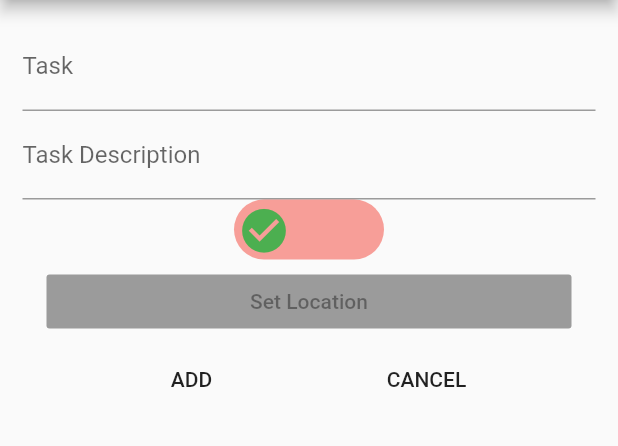
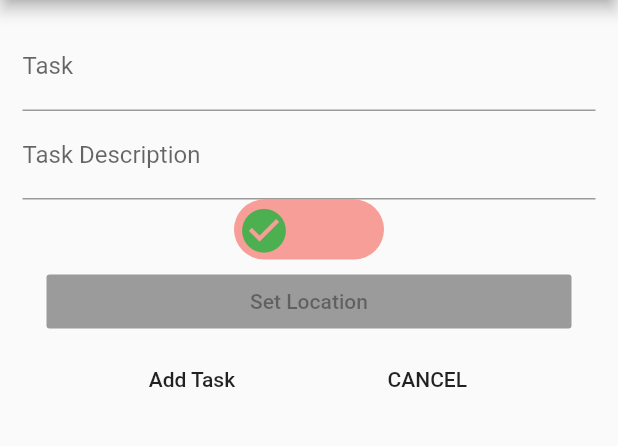
Before and after one commit to abhikedia/RemindME, a Flutter app: the screen it shows after launch, after a tap on the "add" icon, on a phone screen of 412 x 824 dp, the part 84-530 px from its top. Run offline on Flutter 3.47's test engine with Material 2 defaults, Android fonts, the phone set to English and light mode, and no system bars; our stand-ins replace google_maps_flutter, location, sqflite; accounts and stored records are empty.

Commit message:
Database schema updated.

```diff
--- a/lib/addTask.dart
+++ b/lib/addTask.dart
@@ -3,6 +3,7 @@ import 'package:flutter/material.dart';
 import './utils/database_helper.dart';
 import './model/task.dart';
 import './utils/maps.dart';
+import './main.dart';
 
 class AddTask extends StatefulWidget {
   @override
@@ -13,33 +14,27 @@ class _AddTaskState extends State<AddTask> {
   TextEditingController controller = TextEditingController();
   TextEditingController controller1 = TextEditingController();
   final formKey = new GlobalKey<FormState>();
+  var dbHelper;
   String task;
+
+  // ignore: non_constant_identifier_names
   String task_description;
-  int count = 0;
-  var dbHelper;
-  bool isUpdating;
+  double lat = 0.0;
+  double long = 0.0;
+  int location = 0;
 
   @override
   void initState() {
     super.initState();
     dbHelper = DatabaseHelper();
-    isUpdating = false;
   }
+
   bool toggleValue = false;
 
   @override
   Widget build(BuildContext context) {
+    var _onPressed;
 
-  var _onPressed;
-  if(toggleValue)
-  {
-    _onPressed =() {
-      Navigator.push(
-        context,
-        MaterialPageRoute(builder: (context) => MyApp()),
-      );
-    };
-  }
     return Scaffold(
         appBar: new AppBar(
           title: Text("RemindME"),
@@ -122,13 +117,11 @@ class _AddTaskState extends State<AddTask> {
                     children: <Widget>[
                       FlatButton(
                         onPressed: validate,
-                        child: Text(isUpdating ? 'UPDATE' : 'ADD'),
+                        child: Text("Add Task"),
                       ),
                       FlatButton(
                         onPressed: () {
-                          setState(() {
-                            isUpdating = false;
-                          });
+                          setState(() {});
                           clearName();
                         },
                         child: Text('CANCEL'),
@@ -142,7 +135,6 @@ class _AddTaskState extends State<AddTask> {
         ));
   }
 
-
 //  _onPressed() {
 //
 //  }
@@ -153,6 +145,15 @@ class _AddTaskState extends State<AddTask> {
   toggleButton() {
     setState(() {
       toggleValue = !toggleValue;
+      if (toggleValue == false) {
+        lat = 0.0;
+        long = 0.0;
+        location = 0;
+      } else {
+        lat = 1.1;
+        long = 1.1;
+        location = 1;
+      }
     });
   }
 
@@ -160,23 +161,13 @@ class _AddTaskState extends State<AddTask> {
     count++;
     if (formKey.currentState.validate()) {
       formKey.currentState.save();
-      if (isUpdating) {
-        count++;
-        print(count);
-        Tasks e = Tasks(count, task_description, task, 'gonda', 0);
-        dbHelper.update(e);
-        setState(() {
-          isUpdating = false;
-        });
-      } else {
-        Tasks e = Tasks(count, task_description, task, 'gonda', 0);
-        //print("pressed");
-        await dbHelper.insert(e);
-      }
-      Navigator.push(
-        context,
-        MaterialPageRoute(builder: (context) => HomePage()),
-      );
+      Tasks e = Tasks(count, task_description, task, lat, long, location, 0);
+      print("Inserting Record");
+      await dbHelper.insert(e);
     }
+    Navigator.pushReplacement(
+      context,
+      MaterialPageRoute(builder: (context) => HomePage()),
+    );
   }
 }
--- a/lib/homepage.dart
+++ b/lib/homepage.dart
@@ -37,15 +37,31 @@ class _HomePageState extends State<HomePage> {
       child: DataTable(
         columns: [
           DataColumn(
+            label: Text('Serial'),
+          ),
+          DataColumn(
             label: Text('Task'),
           ),
           DataColumn(
-            label: Text('Done'),
+            label: Text('Description'),
+          ),
+          DataColumn(
+            label: Text('Done?'),
           )
         ],
         rows: employees
             .map(
               (employee) => DataRow(cells: [
+                DataCell(
+                  new Text(employee.id.toString()),
+//                  onTap: () {
+//                    setState(() {
+//                      isUpdating = true;
+//                      curUserId = employee.id;
+//                    });
+//                    controller.text = employee.title;
+
+                ),
                 DataCell(
                   new Text(employee.title),
                   onTap: () {
@@ -64,6 +80,16 @@ class _HomePageState extends State<HomePage> {
                       curUserId = employee.id;
                     });
                     controller.text = employee.done.toString();
+                  },
+                ),
+                DataCell(
+                  new Text(employee.title),
+                  onTap: () {
+                    setState(() {
+                      isUpdating = true;
+                      curUserId = employee.id;
+                    });
+                    controller.text = employee.title;
                   },
                 ),
               ]),
--- a/lib/main.dart
+++ b/lib/main.dart
@@ -1,6 +1,7 @@
 import 'package:flutter/material.dart';
 import './homepage.dart';
 
+int count=0;
 void main() {
   runApp(Start());
 }
--- a/lib/model/task.dart
+++ b/lib/model/task.dart
@@ -2,16 +2,20 @@ class Tasks {
   int id;
   String description;
   String title;
-  String location;
+  double lat;
+  double long;
+  int location;
   int done;
 
-  Tasks(this.id, this.description, this.title, this.location, this.done);
+  Tasks(this.id, this.description, this.title, this.lat,this.long, this.location, this.done);
 
   Map<String, dynamic> toMap() {
     var map = <String, dynamic>{
       'ID': id,
       'DESCRIPTION': description,
       'TITLE': title,
+      'LAT': lat,
+      'LONG':long,
       'LOCATION': location,
       'DONE': done
     };
@@ -22,6 +26,8 @@ class Tasks {
     id = map['ID'];
     description = map['DESCRIPTION'];
     title = map['TITLE'];
+    lat=map['LAT'];
+    long=map['LONG'];
     location = map['LOCATION'];
     done = map['DONE'];
     //print(id);
--- a/lib/utils/database_helper.dart
+++ b/lib/utils/database_helper.dart
@@ -26,7 +26,7 @@ class DatabaseHelper {
 
   _onCreate(Database db, int version) async {
     await db.execute(
-        "CREATE TABLE TASK (ID INT PRIMARY KEY, DESCRIPTION TEXT NOT NULL, TITLE TEXT NOT NULL, LOCATION TEXT NOT NULL, DONE INT)");
+        "CREATE TABLE TASK (ID INT PRIMARY KEY, DESCRIPTION TEXT NOT NULL, TITLE TEXT NOT NULL, LAT DOUBLE NOT NULL, LONG DOUBLE NOT NULL, LOCATION INT, DONE INT)");
   }
 
   Future<Tasks> insert(Tasks task) async {
@@ -36,7 +36,7 @@ class DatabaseHelper {
 
   Future<List<Tasks>> getTasks() async {
     var dbClient = await db;
-    List<Map> maps= await dbClient.query('TASK', columns: ['ID','DESCRIPTION', 'TITLE', 'LOCATION', 'DONE']);
+    List<Map> maps= await dbClient.query('TASK', columns: ['ID','DESCRIPTION', 'TITLE', 'LOCATION']);
     List<Tasks> tasks=[];
     if(maps.length >0) {
       for (int i=0;i<maps.length;i++) {
--- a/lib/utils/maps.dart
+++ b/lib/utils/maps.dart
@@ -126,10 +126,11 @@ class _MyAppState extends State<MyApp> {
   @override
   Widget build(BuildContext context) {
     return MaterialApp(
+      debugShowCheckedModeBanner: false,
       home: Scaffold(
         appBar: AppBar(
           title: Text('Maps Sample App'),
-          backgroundColor: Colors.green[700],
+          backgroundColor: Colors.greenAccent,
         ),
         body: GoogleMap(
             onMapCreated: _onMapCreated,
@@ -143,6 +144,7 @@ class _MyAppState extends State<MyApp> {
             markers: Set<Marker>.of(markers.values)),
         floatingActionButton: new FloatingActionButton(
           child: Icon(Icons.my_location),
+          backgroundColor: Colors.greenAccent,
           onPressed: () {
             mapController.animateCamera(
               CameraUpdate.newCameraPosition(
```
Also changed, not shown: pubspec.lock.
